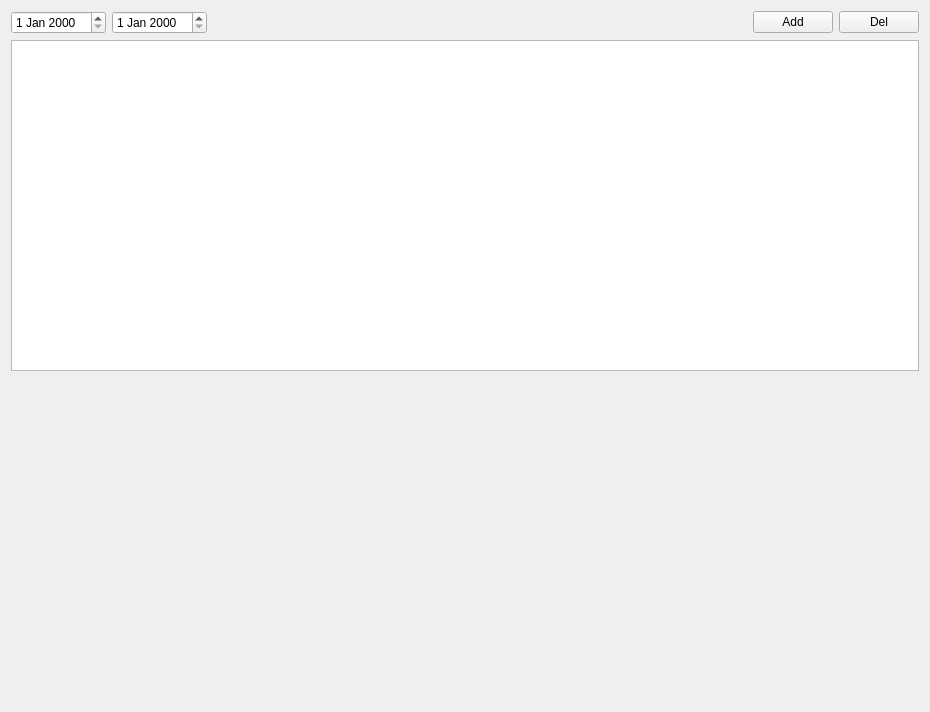
The window that Journal/JournalModule.ui (DStalytenkoDev/SchoolCRM) describes before a commit, drawn with Qt 5.
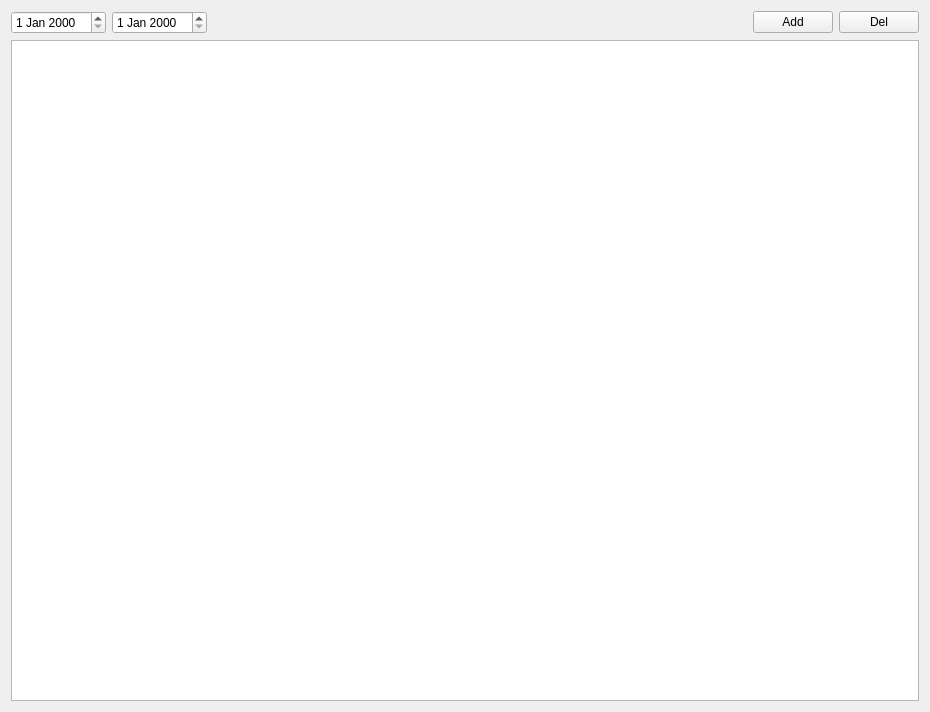
The same window after the commit.

```diff
--- a/Journal/JournalModule.ui
+++ b/Journal/JournalModule.ui
@@ -73,22 +73,6 @@
      </property>
     </widget>
    </item>
-   <item>
-    <spacer name="bottomSpacer">
-     <property name="orientation">
-      <enum>Qt::Orientation::Vertical</enum>
-     </property>
-     <property name="sizeType">
-      <enum>QSizePolicy::Policy::Expanding</enum>
-     </property>
-     <property name="sizeHint" stdset="0">
-      <size>
-       <width>0</width>
-       <height>10</height>
-      </size>
-     </property>
-    </spacer>
-   </item>
   </layout>
  </widget>
  <resources/>
```
